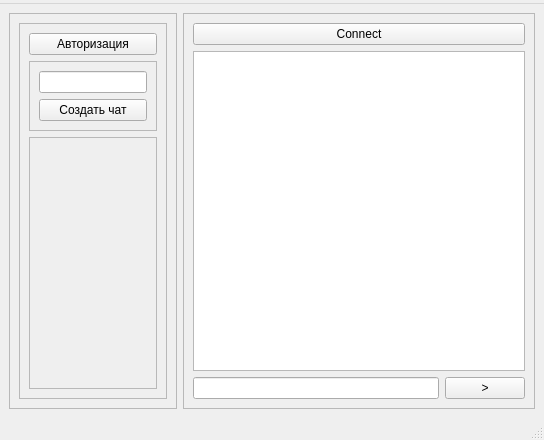
Old version of the form Client/mainwindow.ui in the repository KostyaDekhant/Messenger.
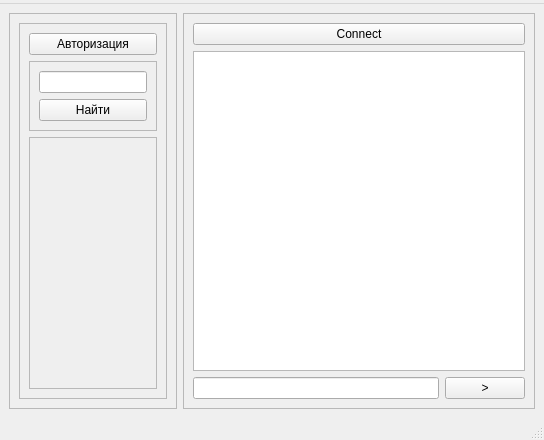
New version of the form.

```diff
--- a/Client/mainwindow.ui
+++ b/Client/mainwindow.ui
@@ -13,6 +13,9 @@
   <property name="windowTitle">
    <string>MainWindow</string>
   </property>
+  <property name="autoFillBackground">
+   <bool>false</bool>
+  </property>
   <widget class="QWidget" name="centralwidget">
    <layout class="QFormLayout" name="formLayout_2">
     <item row="0" column="0">
@@ -55,7 +58,7 @@
              <item row="1" column="0">
               <widget class="QPushButton" name="addChat">
                <property name="text">
-                <string>Создать чат</string>
+                <string>Найти</string>
                </property>
               </widget>
              </item>
```
Left out of the diff: 4 changed lines with no effect on the pictures.
